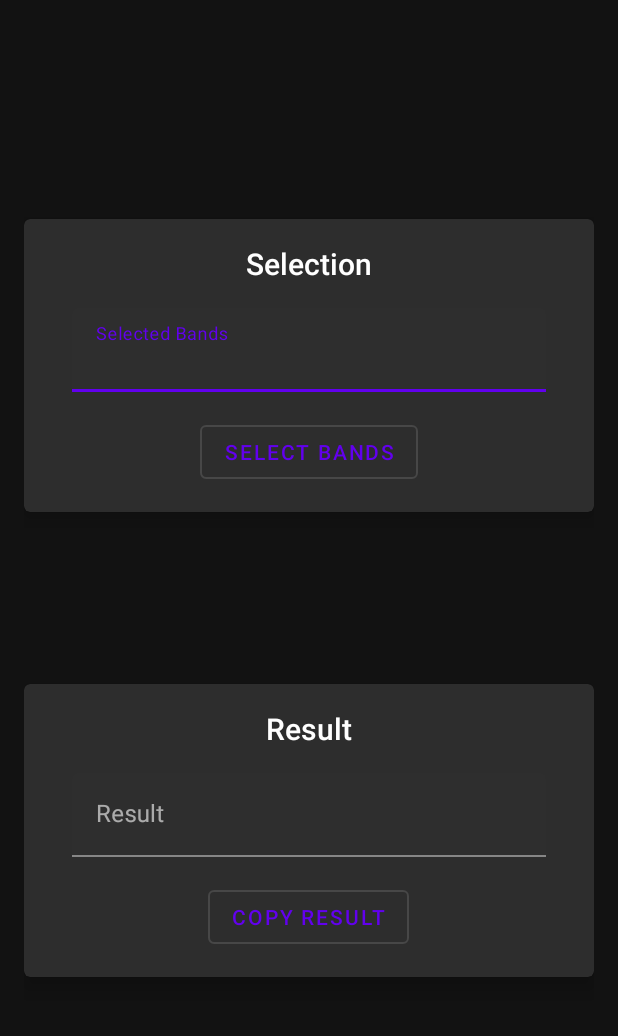
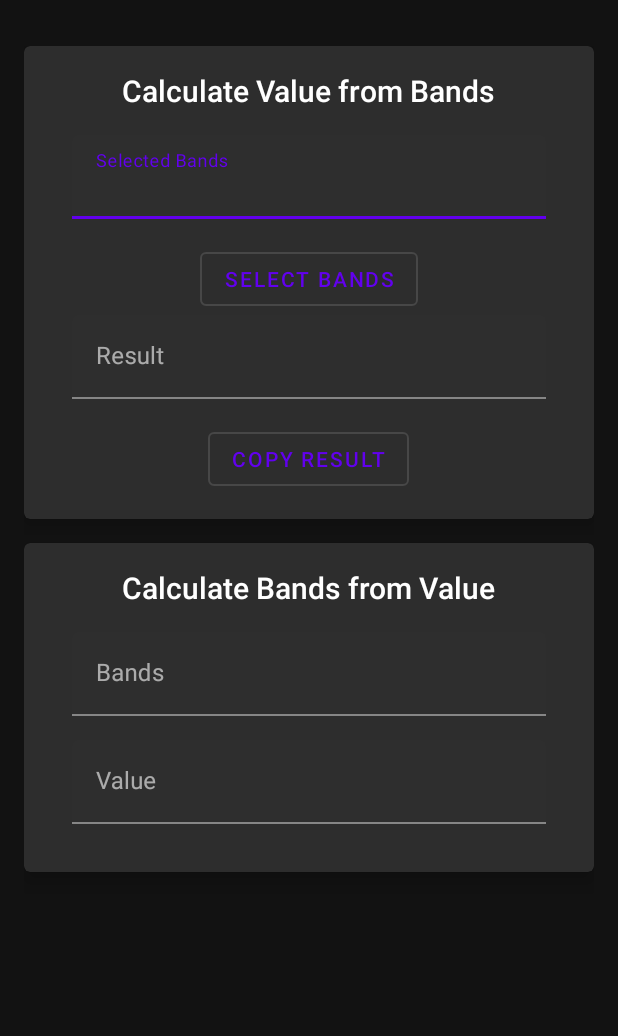
Before and after one commit to zacharee/LTEBandCalculator, an Android app: the screen it shows after launch (MainActivity), on a phone screen of 412 x 824 dp, the part 62-1098 px from its top. Run offline under Robolectric (Android 15) with nearby library versions, the phone set to English and light mode, and no system bars.

Commit message:
Add functionality to calculate bands list from value and redo some of the layout

```diff
--- a/app/build.gradle
+++ b/app/build.gradle
@@ -19,6 +19,15 @@ android {
             proguardFiles getDefaultProguardFile('proguard-android-optimize.txt'), 'proguard-rules.pro'
         }
     }
+
+    compileOptions {
+        sourceCompatibility JavaVersion.VERSION_1_8
+        targetCompatibility JavaVersion.VERSION_1_8
+    }
+
+    kotlinOptions {
+        jvmTarget = JavaVersion.VERSION_1_8.toString()
+    }
 }
 
 dependencies {
--- a/app/src/main/java/tk/zwander/ltebandcalculator/MainActivity.kt
+++ b/app/src/main/java/tk/zwander/ltebandcalculator/MainActivity.kt
@@ -5,17 +5,21 @@ import android.content.ClipboardManager
 import android.content.Context
 import androidx.appcompat.app.AppCompatActivity
 import android.os.Bundle
+import androidx.core.widget.doOnTextChanged
 import kotlinx.android.synthetic.main.activity_main.*
 import tk.zwander.ltebandcalculator.data.BandInfo
 import tk.zwander.ltebandcalculator.util.calculateBandNumber
+import tk.zwander.ltebandcalculator.util.calculateListFromBandNumber
 import tk.zwander.ltebandcalculator.views.BandSelectionDialog
 import java.util.*
+import kotlin.collections.ArrayList
 
 class MainActivity : AppCompatActivity() {
     private val cbm by lazy { getSystemService(Context.CLIPBOARD_SERVICE) as ClipboardManager }
 
     private val bands = TreeMap<Int, BandInfo>()
 
+    @ExperimentalUnsignedTypes
     override fun onCreate(savedInstanceState: Bundle?) {
         super.onCreate(savedInstanceState)
         setContentView(R.layout.activity_main)
@@ -30,9 +34,21 @@ class MainActivity : AppCompatActivity() {
                 .show()
         }
 
+        calc_bands_input.doOnTextChanged { text, _, _, _ ->
+            val intValue = text.toString()
+            val bands = if (intValue.isBlank()) {
+                ArrayList()
+            } else {
+                calculateListFromBandNumber(intValue)
+            }
+
+            calc_bands_output.setText(bands.joinToString(","))
+        }
+
         loadInBands()
     }
 
+    @ExperimentalUnsignedTypes
     private fun updateResult() {
         val selectedBands = bands.values.filter { it.isSelected }.map { it.band }
         val result = calculateBandNumber(selectedBands)
--- a/app/src/main/java/tk/zwander/ltebandcalculator/util/Utils.kt
+++ b/app/src/main/java/tk/zwander/ltebandcalculator/util/Utils.kt
@@ -40,8 +40,24 @@ fun calculateBandNumber(selectedBands: Collection<Int>): BigInteger {
     selectedBands.forEach {
         if (it < 1) throw IllegalArgumentException("Band number must be > 1")
 //        bands = bands or (BigInteger(1).shl(it - 1))
-        bands = bands + BigInteger(2).pow(BigInteger(it - 1))
+        bands += BigInteger(2).pow(BigInteger(it - 1))
     }
 
     return bands
 }
+
+@ExperimentalUnsignedTypes
+fun calculateListFromBandNumber(bandNumber: String): List<Int> {
+    return calculateListFromBandNumber(BigInteger.parseString(bandNumber))
+}
+
+@ExperimentalUnsignedTypes
+fun calculateListFromBandNumber(bandNumber: BigInteger): List<Int> {
+    val bands = ArrayList<Int>()
+
+    bandNumber.toString(2).reversed().forEachIndexed { index, c ->
+        if (c == '1') bands.add(index + 1)
+    }
+
+    return bands
+}
--- a/app/src/main/res/layout/activity_main.xml
+++ b/app/src/main/res/layout/activity_main.xml
@@ -1,10 +1,16 @@
 <?xml version="1.0" encoding="utf-8"?>
-<androidx.constraintlayout.widget.ConstraintLayout
+<ScrollView
     xmlns:android="http://schemas.android.com/apk/res/android"
     xmlns:app="http://schemas.android.com/apk/res-auto"
     xmlns:tools="http://schemas.android.com/tools"
+    android:fillViewport="true"
+    android:layout_height="match_parent"
+    android:layout_width="match_parent">
+
+    <LinearLayout
         android:layout_width="match_parent"
-    android:layout_height="match_parent"
+        android:layout_height="wrap_content"
+        android:orientation="vertical"
         android:padding="16dp"
         tools:context=".MainActivity">
 
@@ -14,8 +20,6 @@
             android:layout_height="wrap_content"
             app:cardElevation="8dp"
             app:contentPadding="16dp"
-        app:layout_constraintTop_toTopOf="parent"
-        app:layout_constraintBottom_toTopOf="@id/result_wrapper"
             >
 
             <LinearLayout
@@ -28,7 +32,7 @@
                     android:layout_width="wrap_content"
                     android:layout_height="wrap_content"
                     android:layout_gravity="center"
-                android:text="@string/selection"
+                    android:text="@string/calc_number_from_bands"
                     android:layout_marginBottom="16dp"
                     android:textAppearance="@style/TextAppearance.AppCompat.Title"
                     />
@@ -62,34 +66,6 @@
                     android:layout_gravity="center"
                     android:text="@string/select_bands"
                     style="@style/Widget.MaterialComponents.Button.OutlinedButton"
-                />
-
-        </LinearLayout>
-
-    </com.google.android.material.card.MaterialCardView>
-
-    <com.google.android.material.card.MaterialCardView
-        android:id="@+id/result_wrapper"
-        android:layout_width="match_parent"
-        android:layout_height="wrap_content"
-        app:cardElevation="8dp"
-        app:contentPadding="16dp"
-        app:layout_constraintBottom_toBottomOf="parent"
-        app:layout_constraintTop_toBottomOf="@id/selection_wrapper">
-
-        <LinearLayout
-            android:layout_width="match_parent"
-            android:layout_height="match_parent"
-            android:orientation="vertical">
-
-            <TextView
-                android:id="@+id/result_title"
-                android:layout_width="wrap_content"
-                android:layout_height="wrap_content"
-                android:layout_gravity="center"
-                android:text="@string/result"
-                android:layout_marginBottom="16dp"
-                android:textAppearance="@style/TextAppearance.AppCompat.Title"
                     />
 
                 <com.google.android.material.textfield.TextInputLayout
@@ -127,4 +103,80 @@
 
         </com.google.android.material.card.MaterialCardView>
 
-</androidx.constraintlayout.widget.ConstraintLayout>
+        <View
+            android:layout_width="match_parent"
+            android:layout_height="16dp"
+            />
+
+        <com.google.android.material.card.MaterialCardView
+            android:id="@+id/calc_bands_wrapper"
+            android:layout_width="match_parent"
+            android:layout_height="wrap_content"
+            app:cardElevation="8dp"
+            app:contentPadding="16dp">
+
+            <LinearLayout
+                android:layout_width="match_parent"
+                android:layout_height="match_parent"
+                android:orientation="vertical">
+
+                <TextView
+                    android:id="@+id/calc_bands_title"
+                    android:layout_width="wrap_content"
+                    android:layout_height="wrap_content"
+                    android:layout_gravity="center"
+                    android:text="@string/calc_bands_from_number"
+                    android:layout_marginBottom="16dp"
+                    android:textAppearance="@style/TextAppearance.AppCompat.Title"
+                    />
+
+                <com.google.android.material.textfield.TextInputLayout
+                    android:layout_width="match_parent"
+                    android:layout_height="wrap_content"
+                    android:layout_marginStart="16dp"
+                    android:layout_marginEnd="16dp"
+                    android:layout_marginBottom="16dp"
+                    android:hint="@string/bands">
+
+                    <com.google.android.material.textfield.TextInputEditText
+                        android:id="@+id/calc_bands_output"
+                        android:layout_width="match_parent"
+                        android:layout_height="match_parent"
+                        android:editable="false"
+                        android:inputType="none"
+                        android:textIsSelectable="true"
+                        android:textAlignment="center"
+                        android:importantForAutofill="no"
+                        tools:text="1,2,3,4,5,6,7,8,9"
+                        />
+
+                </com.google.android.material.textfield.TextInputLayout>
+
+                <com.google.android.material.textfield.TextInputLayout
+                    android:layout_width="match_parent"
+                    android:layout_height="wrap_content"
+                    android:layout_marginStart="16dp"
+                    android:layout_marginEnd="16dp"
+                    android:layout_marginBottom="16dp"
+                    android:hint="@string/value">
+
+                    <com.google.android.material.textfield.TextInputEditText
+                        android:id="@+id/calc_bands_input"
+                        android:layout_width="match_parent"
+                        android:layout_height="match_parent"
+                        android:inputType="number"
+                        android:textIsSelectable="true"
+                        android:textAlignment="center"
+                        android:importantForAutofill="no"
+                        tools:text="1894745792392"
+                        />
+
+                </com.google.android.material.textfield.TextInputLayout>
+
+            </LinearLayout>
+
+        </com.google.android.material.card.MaterialCardView>
+
+    </LinearLayout>
+
+</ScrollView>
--- a/app/src/main/res/values/strings.xml
+++ b/app/src/main/res/values/strings.xml
@@ -3,8 +3,12 @@
 
     <string name="band_freq_template">%d MHz</string>
 
+    <string name="calc_bands_from_number">Calculate Bands from Value</string>
+    <string name="calc_number_from_bands">Calculate Value from Bands</string>
     <string name="copy_result">Copy Result</string>
     <string name="result">Result</string>
+    <string name="value">Value</string>
+    <string name="bands">Bands</string>
     <string name="selection">Selection</string>
     <string name="selected_bands">Selected Bands</string>
     <string name="select_bands">Select Bands</string>
--- a/build.gradle
+++ b/build.gradle
@@ -1,9 +1,11 @@
 buildscript {
     ext.kotlin_version = "1.4.0"
+
     repositories {
         google()
         jcenter()
     }
+
     dependencies {
         classpath "com.android.tools.build:gradle:4.0.1"
         classpath "org.jetbrains.kotlin:kotlin-gradle-plugin:$kotlin_version"
```
Lines whose indentation alone changed are shown as unchanged.
